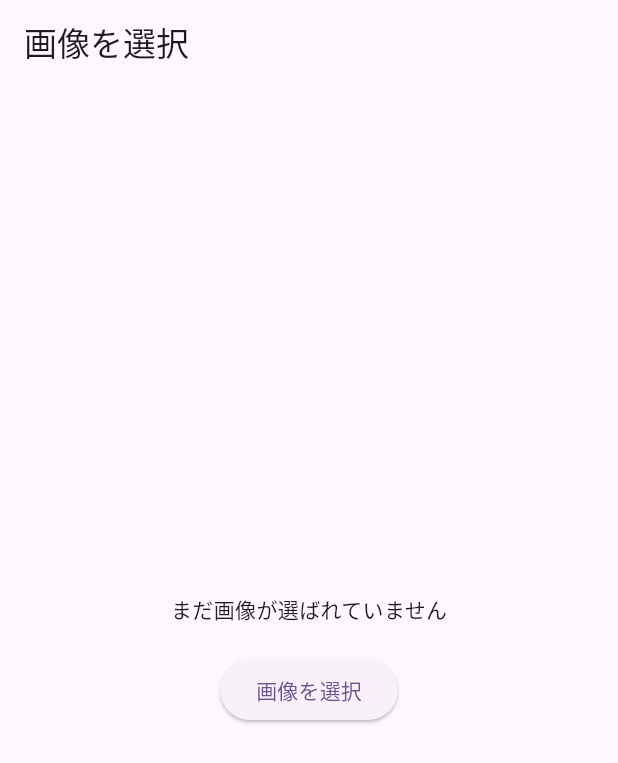
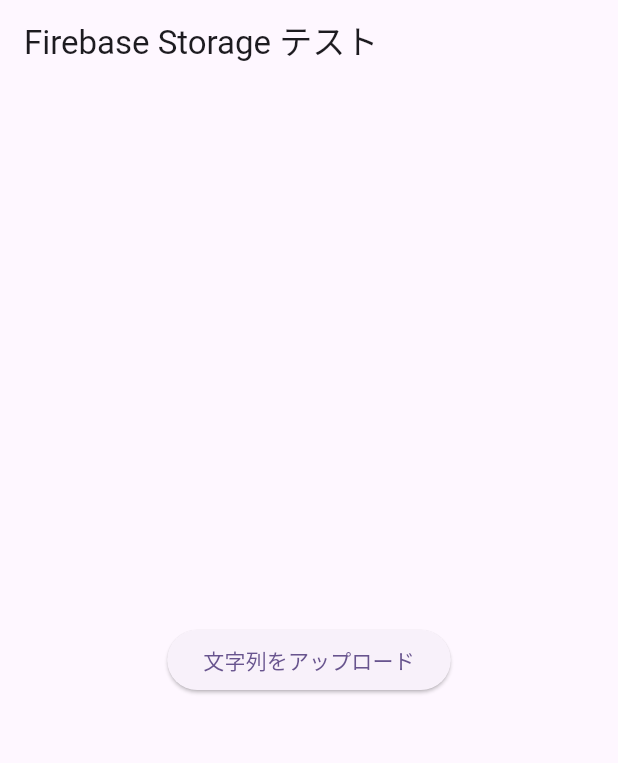
Before and after one commit to i-kondou/hack_village, a Flutter app: the screen it shows after launch, on a phone screen of 412 x 824 dp. Shown: the top 763 px of the screen. Run offline on Flutter 3.47's test engine with Material 3 defaults, Android fonts, the phone set to English and light mode, and no system bars; our stand-ins replace firebase_core, firebase_storage, image_picker; accounts and stored records are empty.

```diff
--- a/dietitian/lib/main.dart
+++ b/dietitian/lib/main.dart
@@ -1,14 +1,18 @@
+import 'package:firebase_core/firebase_core.dart';
 import 'package:flutter/material.dart';
 import 'camera_page.dart';
+import 'text_upload.dart';
+import 'firebase_options.dart';
 
 void main() async {
     WidgetsFlutterBinding.ensureInitialized();
-    /*
+
     await Firebase.initializeApp(
-      options: DefaultFireBaseOptions.currentPlatform,
+      options: DefaultFirebaseOptions.currentPlatform,
     );
-    */
-  runApp(const MyApp());
+
+    //await Firebase.initializeApp();
+    runApp(MyApp());
 }
 
 class MyApp extends StatelessWidget {
@@ -37,7 +41,8 @@
         // tested with just a hot reload.
         colorScheme: ColorScheme.fromSeed(seedColor: Colors.deepPurple),
       ),
-      home: CameraPage(),
+      //home: CameraPage(),
+      home: UploadTestPage(),
     );
   }
 }
--- /dev/null
+++ b/dietitian/lib/text_upload.dart
@@ -0,0 +1,36 @@
+import 'package:flutter/material.dart';
+import 'package:firebase_core/firebase_core.dart';
+import 'package:firebase_storage/firebase_storage.dart';
+import 'dart:typed_data';
+
+
+class UploadTestPage extends StatelessWidget {
+  Future<void> uploadString() async {
+    final storageRef = FirebaseStorage.instance.ref();
+    final testFileRef = storageRef.child('test.txt');
+
+    // 文字列を Uint8List に変換
+    String text = "Hello, Firebase!";
+    Uint8List data = Uint8List.fromList(text.codeUnits);
+
+    try {
+      await testFileRef.putData(data);
+      print('✅ アップロード成功！');
+    } catch (e) {
+      print('❌ アップロード失敗: $e');
+    }
+  }
+
+  @override
+  Widget build(BuildContext context) {
+    return Scaffold(
+      appBar: AppBar(title: Text('Firebase Storage テスト')),
+      body: Center(
+        child: ElevatedButton(
+          onPressed: uploadString,
+          child: Text('文字列をアップロード'),
+        ),
+      ),
+    );
+  }
+}
```
Also changed, not shown: dietitian/firebase.json, dietitian/lib/firebase_options.dart (added), 7 other files.
